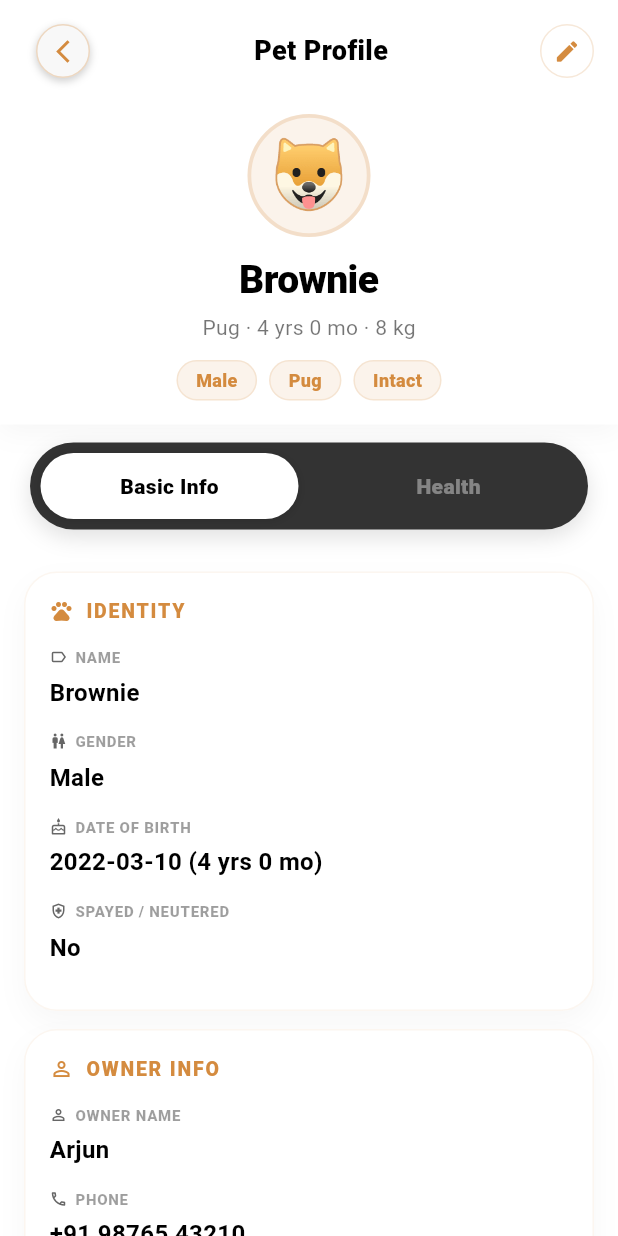
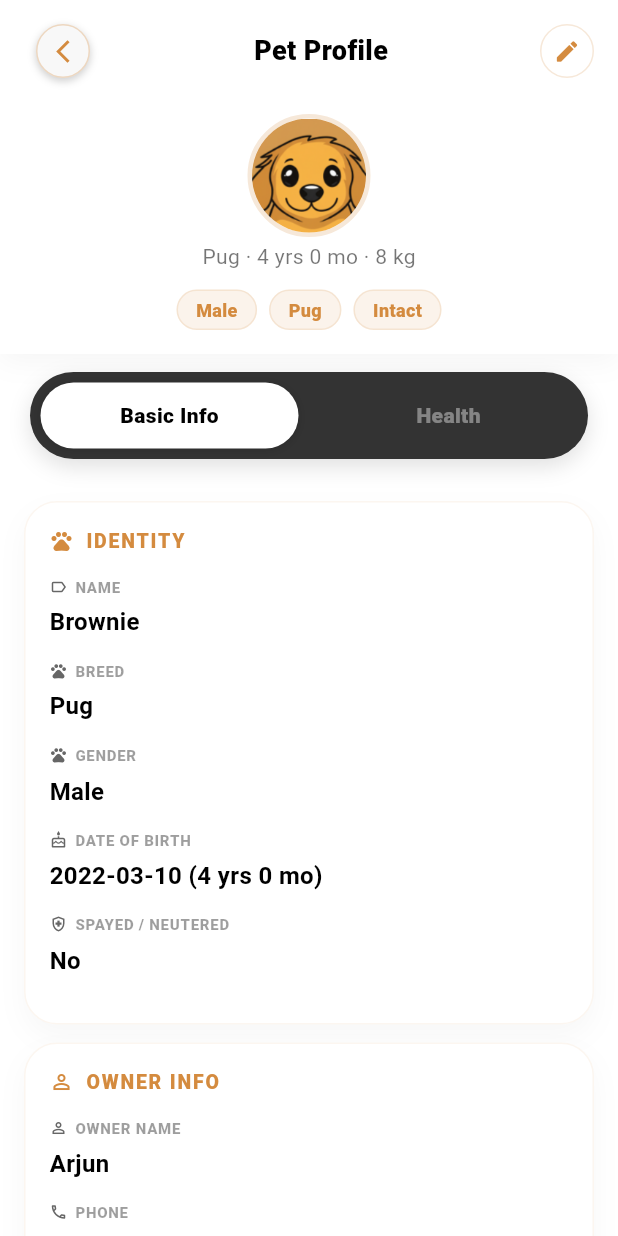
Before and after one commit to gayathrii3/furrr_petcare_app, a Flutter app: the PetProfileScreen screen opened directly, on a phone screen of 412 x 824 dp. Run offline on Flutter 3.47's test engine with Material 3 defaults, Android fonts, the phone set to English and light mode, and no system bars; our stand-ins replace geolocator, google_fonts, google_generative_ai, image_picker, lottie, share_plus and 1 more; accounts and stored records are empty; Roboto replaces fonts that are missing (Pangolin).

Commit message:
feat: add breed selector, next due date, and dynamic icon animations; refine mascot layout and translation keys

```diff
--- a/lib/Screens/Behavior/behavior_analyzer_screen.dart
+++ b/lib/Screens/Behavior/behavior_analyzer_screen.dart
@@ -145,7 +145,7 @@ class _BehaviorAnalyzerScreenState extends State<BehaviorAnalyzerScreen> {
             ),
             child: Row(
               children: [
-                const Text("🐶", style: TextStyle(fontSize: 32)),
+                const Icon(Icons.pets_rounded, color: AppColors.primary, size: 28),
                 const SizedBox(width: 15),
                 Expanded(
                   child: Text(
@@ -374,7 +374,7 @@ class _BehaviorAnalyzerScreenState extends State<BehaviorAnalyzerScreen> {
       ),
       child: Row(
         children: [
-          const Text("🐶", style: TextStyle(fontSize: 32)),
+          const Icon(Icons.pets_rounded, color: AppColors.primary, size: 28),
           const SizedBox(width: 15),
           Expanded(
             child: Text(
--- a/lib/Screens/Profile/pet_profile_screen.dart
+++ b/lib/Screens/Profile/pet_profile_screen.dart
@@ -10,6 +10,21 @@ import '../../widgets/custom_pill_tab_bar.dart';
 
 class PetProfileScreen extends StatefulWidget {
   const PetProfileScreen({super.key});
+
+  static const List<String> dogBreeds = [
+    'Pug',
+    'Golden Retriever',
+    'German Shepherd',
+    'Beagle',
+    'Indie',
+    'Labrador',
+    'Poodle',
+    'Husky',
+    'Chihuahua',
+    'Bulldog',
+    'Shih Tzu',
+    'Boxer'
+  ];
 
   @override
   State<PetProfileScreen> createState() => _PetProfileScreenState();
@@ -158,11 +173,14 @@ class _ProfileHeader extends StatelessWidget {
                       fontWeight: FontWeight.w800,
                     ),
                   ),
-                  _CircleBtn(
-                    icon: editing ? Icons.check_rounded : Icons.edit_rounded,
-                    onTap: editing ? onSave : onEdit,
-                    filled: editing,
-                  ),
+                  if (!editing)
+                    _CircleBtn(
+                      icon: Icons.edit_rounded,
+                      onTap: onEdit,
+                      filled: false,
+                    ),
+                  if (editing)
+                    const SizedBox(width: 36), // Maintain spacing
                 ],
               ),
             ),
@@ -171,24 +189,21 @@ class _ProfileHeader extends StatelessWidget {
               width: 82,
               height: 82,
               decoration: BoxDecoration(
-                color: AppColors.primaryOrange.withOpacity(0.1),
+                color: Colors.white,
                 shape: BoxShape.circle,
                 border: Border.all(
-                    color: AppColors.primaryOrange.withOpacity(0.2), width: 2.5),
+                    color: AppColors.primaryOrange.withOpacity(0.2), width: 3),
               ),
-              child: const Center(
-                child: Text('🐶', style: TextStyle(fontSize: 44)),
-              ),
-            ),
-            const SizedBox(height: 10),
-            Text(
-              dog.name,
-              style: GoogleFonts.pangolin(
-                textStyle: const TextStyle(
-                  color: Colors.black,
-                  fontSize: 26,
-                  fontWeight: FontWeight.w900,
-                  letterSpacing: -0.4,
+              child: ClipOval(
+                child: Image.asset(
+                  "assets/images/pet_profile.png",
+                  fit: BoxFit.cover, // Clean fit inside the circle
+                  alignment: const Alignment(-0.2, 0.0), // Nudge slightly left
+                  errorBuilder: (context, error, stackTrace) => Image.asset(
+                    "assets/images/splash_mascot.png",
+                    fit: BoxFit.contain,
+                    errorBuilder: (context, error, stackTrace) => const Text('🐶', style: TextStyle(fontSize: 44)),
+                  ),
                 ),
               ),
             ),
@@ -299,12 +314,20 @@ class _BasicInfoTab extends StatelessWidget {
                 editing: editing,
                 onChanged: (v) => onChanged(dog.copyWith(name: v)),
               ),
+              _DropdownField(
+                label: TranslationService.t('breed'),
+                value: dog.breed,
+                options: PetProfileScreen.dogBreeds,
+                editing: editing,
+                icon: Icons.pets_outlined,
+                onChanged: (v) => onChanged(dog.copyWith(breed: v)),
+              ),
               _ToggleField(
                 label: TranslationService.t('gender'),
                 value: dog.gender,
                 options: const ['Male', 'Female'],
                 editing: editing,
-                icon: Icons.wc_outlined,
+                icon: Icons.pets, // Dog icon near gender as requested
                 onChanged: (v) => onChanged(dog.copyWith(gender: v)),
               ),
               _DateField(
@@ -416,6 +439,13 @@ class _HealthTab extends StatelessWidget {
                 icon: Icons.history,
                 editing: editing,
                 onChanged: (v) => onChanged(dog.copyWith(lastCheckup: v)),
+              ),
+              _DateField(
+                label: TranslationService.t('next_vaccine'), // Shown as Next Due Date
+                value: dog.nextVaccine,
+                icon: Icons.notification_important_outlined,
+                editing: editing,
+                onChanged: (v) => onChanged(dog.copyWith(nextVaccine: v)),
               ),
             ],
           ),
@@ -572,6 +602,71 @@ class _FieldLabel extends StatelessWidget {
           ),
         ),
       ],
+    );
+  }
+}
+
+class _DropdownField extends StatelessWidget {
+  final String label, value;
+  final List<String> options;
+  final bool editing;
+  final IconData icon;
+  final ValueChanged<String> onChanged;
+
+  const _DropdownField({
+    required this.label,
+    required this.value,
+    required this.options,
+    required this.editing,
+    required this.icon,
+    required this.onChanged,
+  });
+
+  @override
+  Widget build(BuildContext context) {
+    return Padding(
+      padding: const EdgeInsets.only(bottom: 14),
+      child: Column(
+        crossAxisAlignment: CrossAxisAlignment.start,
+        children: [
+          _FieldLabel(label: label, icon: icon),
+          const SizedBox(height: 5),
+          editing
+              ? Container(
+                  padding: const EdgeInsets.symmetric(horizontal: 13),
+                  decoration: BoxDecoration(
+                    color: Colors.white,
+                    borderRadius: BorderRadius.circular(11),
+                    border: Border.all(color: AppColors.primaryOrange.withOpacity(0.2)),
+                  ),
+                  child: DropdownButtonHideUnderline(
+                    child: DropdownButton<String>(
+                      value: options.contains(value) ? value : options.first,
+                      isExpanded: true,
+                      icon: const Icon(Icons.arrow_drop_down, color: AppColors.primaryOrange),
+                      style: GoogleFonts.pangolin(
+                        textStyle: const TextStyle(
+                          fontSize: 14,
+                          fontWeight: FontWeight.w700,
+                          color: Colors.black,
+                        ),
+                      ),
+                      onChanged: (v) => v != null ? onChanged(v) : null,
+                      items: options.map((o) => DropdownMenuItem(value: o, child: Text(o))).toList(),
+                    ),
+                  ),
+                )
+              : Text(
+                  value,
+                  style: GoogleFonts.pangolin(
+                    textStyle: const TextStyle(
+                        fontSize: 16,
+                        fontWeight: FontWeight.w700,
+                        color: Colors.black),
+                  ),
+                ),
+        ],
+      ),
     );
   }
 }
--- a/lib/Screens/SymptomChecker/symptom_checker_screen.dart
+++ b/lib/Screens/SymptomChecker/symptom_checker_screen.dart
@@ -110,7 +110,7 @@ class _SymptomCheckerScreenState extends State<SymptomCheckerScreen> {
             ),
             child: Row(
               children: [
-                const Text("🐶", style: TextStyle(fontSize: 32)),
+                const Icon(Icons.pets_rounded, color: AppColors.primaryOrange, size: 28),
                 const SizedBox(width: 15),
                 Expanded(
                   child: Text(
--- a/lib/Screens/auth/auth_screen.dart
+++ b/lib/Screens/auth/auth_screen.dart
@@ -69,6 +69,7 @@ class _AuthScreenState extends State<AuthScreen> {
           size: 220,
         ),
       ),
+      child: SingleChildScrollView(
         child: Padding(
           padding: const EdgeInsets.symmetric(horizontal: 30),
           child: AnimatedSwitcher(
@@ -86,6 +87,7 @@ class _AuthScreenState extends State<AuthScreen> {
               );
             },
             child: _isSignUp ? _buildSignupForm(screenHeight) : _buildLoginForm(screenHeight),
+          ),
         ),
       ),
     );
--- a/lib/services/translation_service.dart
+++ b/lib/services/translation_service.dart
@@ -83,6 +83,8 @@ class TranslationService extends ChangeNotifier {
       'first_aid_steps': 'FIRST AID STEPS',
       'when_to_vet': 'WHEN TO GO TO VET',
       'analyze_another': 'Analyze Another Wound',
+      'what_is_doing': 'What is {name} doing?',
+      'select_symptoms': 'Select symptoms for {name}',
     },
     AppLanguage.hi: {
       'good_morning': 'सुप्रभात!',
@@ -155,6 +157,8 @@ class TranslationService extends ChangeNotifier {
       'first_aid_steps': 'प्राथमिक उपचार चरण',
       'when_to_vet': 'पशु चिकित्सक के पास कब जाएं',
       'analyze_another': 'एक और चोट का विश्लेषण करें',
+      'what_is_doing': '{name} क्या कर रहा है?',
+      'select_symptoms': '{name} के लक्षण चुनें',
     },
     AppLanguage.te: {
       'good_morning': 'శుభోదయం!',
@@ -227,6 +231,8 @@ class TranslationService extends ChangeNotifier {
       'first_aid_steps': 'ప్రథమ చికిత్స దశలు',
       'when_to_vet': 'వైద్యుని వద్దకు ఎప్పుడు వెళ్ళాలి',
       'analyze_another': 'మరో గాయాన్ని విశ్లేషించండి',
+      'what_is_doing': '{name} ఏమి చేస్తోంది?',
+      'select_symptoms': '{name} కోసం లక్షణాలను ఎంచుకోండి',
     },
     AppLanguage.ta: {
       'good_morning': 'காலை வணக்கம்!',
@@ -298,6 +304,8 @@ class TranslationService extends ChangeNotifier {
       'first_aid_steps': 'முதலுதவி படிகள்',
       'when_to_vet': 'எப்போது மருத்துவரிடம் செல்ல வேண்டும்',
       'analyze_another': 'மற்றொரு காயத்தை ஆய்வு செய்யுங்கள்',
+      'what_is_doing': '{name} என்ன செய்கிறது?',
+      'select_symptoms': '{name}க்கான அறிகுறிகளைத் தேர்ந்தெடுக்கவும்',
     },
   };
 
```
Also changed, not shown: lib/Screens/Home/home_screen.dart (+44 -27 lines), lib/widgets/quick_action_card.dart (+43 -2 lines), assets/images/pet_profile.png (added). Lines whose indentation alone changed are shown as unchanged.
